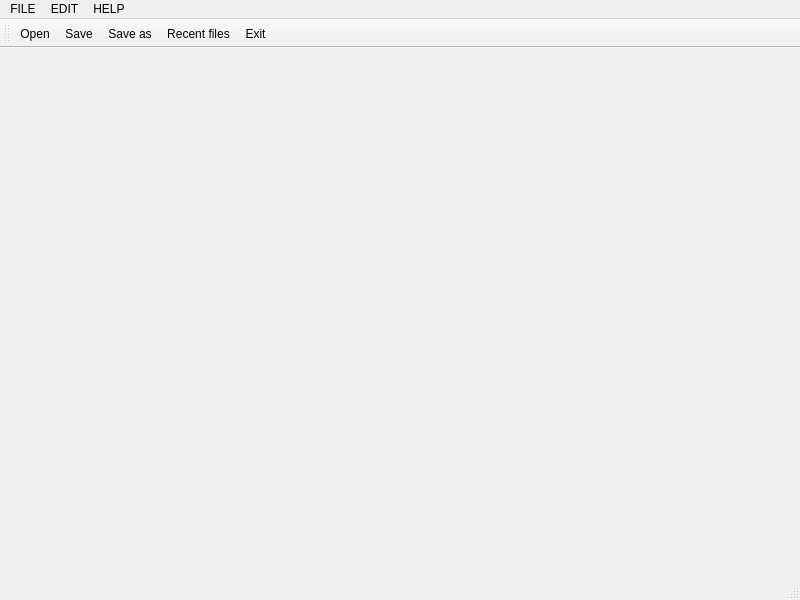
Above: Project/App/src/mainwindow.ui from ionutverzea/PracticaSpring2021 before the change. Below: the same form after it.
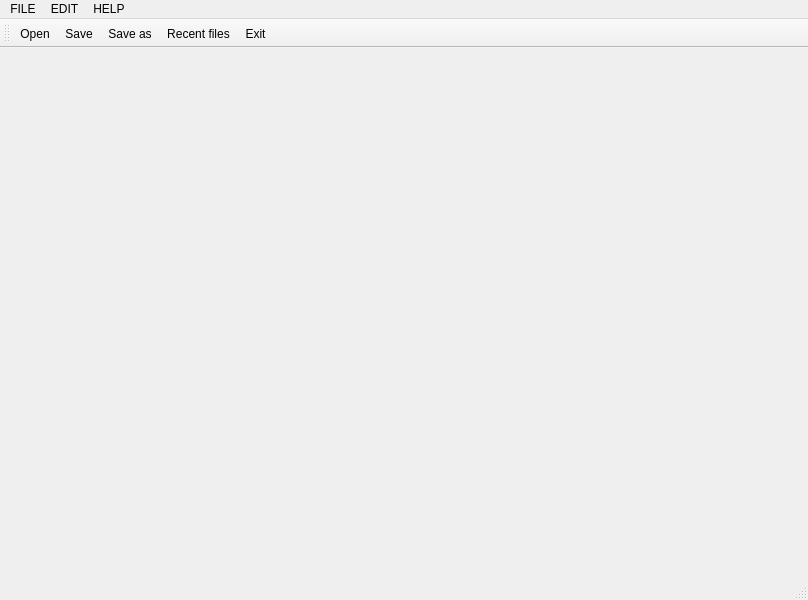
That is the form after the change. Icons and pictures are not drawn.

Patch:
```diff
--- a/Project/App/src/mainwindow.ui
+++ b/Project/App/src/mainwindow.ui
@@ -6,7 +6,7 @@
    <rect>
     <x>0</x>
     <y>0</y>
-    <width>800</width>
+    <width>808</width>
     <height>600</height>
    </rect>
   </property>
@@ -29,7 +29,7 @@
     <rect>
      <x>0</x>
      <y>0</y>
-     <width>800</width>
+     <width>808</width>
      <height>21</height>
     </rect>
    </property>
```
Left out of the diff: 18 changed lines with no effect on the pictures.
